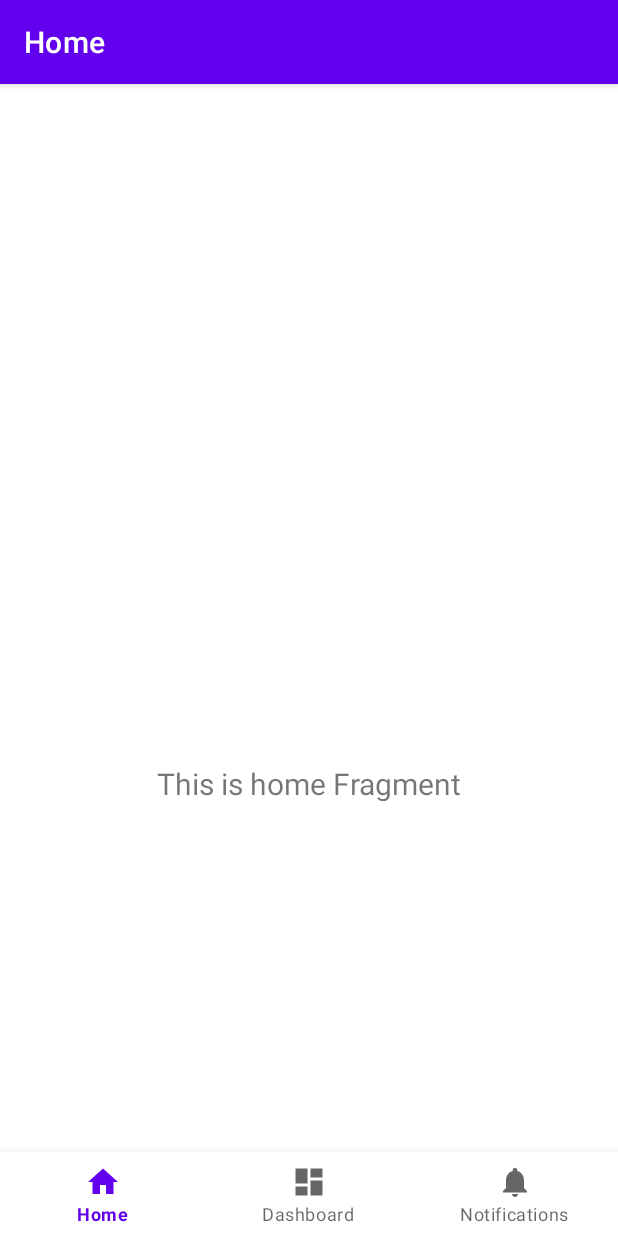
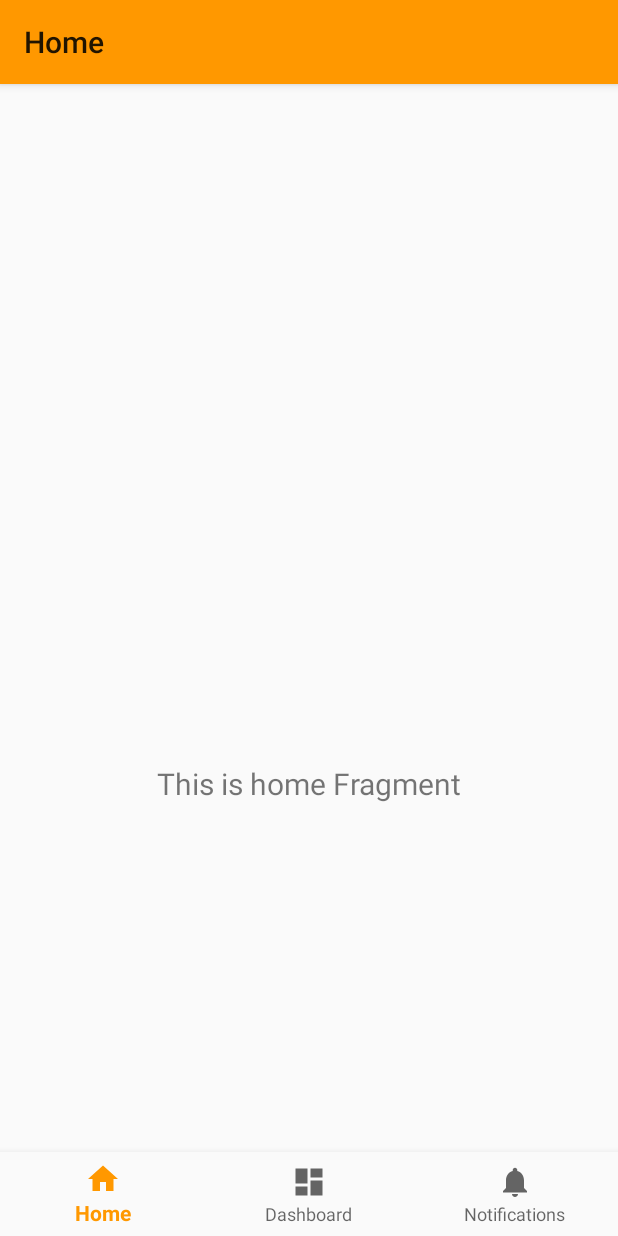
Before and after one commit to evanalif113/Tenki-San, an Android app: the screen it shows after launch (MainActivity), on a phone screen of 412 x 824 dp. Run offline under Robolectric (Android 15) with nearby library versions, the phone set to English and light mode, and no system bars; our stand-ins replace navigation-ui.

Commit message:
Update Themes

```diff
--- a/app/src/main/AndroidManifest.xml
+++ b/app/src/main/AndroidManifest.xml
@@ -18,7 +18,6 @@
             android:label="@string/app_name">
             <intent-filter>
                 <action android:name="android.intent.action.MAIN" />
-
                 <category android:name="android.intent.category.LAUNCHER" />
             </intent-filter>
         </activity>
--- a/app/src/main/res/values/dimens.xml
+++ b/app/src/main/res/values/dimens.xml
@@ -2,4 +2,7 @@
     <!-- Default screen margins, per the Android Design guidelines. -->
     <dimen name="activity_horizontal_margin">16dp</dimen>
     <dimen name="activity_vertical_margin">16dp</dimen>
+    <dimen name="app_bar_height">180dp</dimen>
+    <dimen name="fab_margin">16dp</dimen>
+    <dimen name="text_margin">16dp</dimen>
 </resources>
--- a/app/src/main/res/values/themes.xml
+++ b/app/src/main/res/values/themes.xml
@@ -1,16 +1,22 @@
 <resources xmlns:tools="http://schemas.android.com/tools">
     <!-- Base application theme. -->
-    <style name="Theme.TenkiSan" parent="Theme.MaterialComponents.DayNight.DarkActionBar">
+    <style name="Theme.TenkiSan" parent="Theme.AppCompat.Light">
         <!-- Primary brand color. -->
-        <item name="colorPrimary">@color/purple_500</item>
-        <item name="colorPrimaryVariant">@color/purple_700</item>
-        <item name="colorOnPrimary">@color/white</item>
-        <!-- Secondary brand color. -->
-        <item name="colorSecondary">@color/teal_200</item>
-        <item name="colorSecondaryVariant">@color/teal_700</item>
-        <item name="colorOnSecondary">@color/black</item>
+        <item name="colorPrimary">#FF9800</item>
+        <item name="colorPrimaryVariant">#03A9F4</item>
+        <item name="colorOnPrimary">#4CAF50</item>
         <!-- Status bar color. -->
         <item name="android:statusBarColor">?attr/colorPrimaryVariant</item>
         <!-- Customize your theme here. -->
     </style>
+
+    <style name="Theme.TenkiSan.NoActionBar">
+        <item name="windowActionBar">false</item>
+        <item name="windowNoTitle">true</item>
+    </style>
+
+    <style name="Theme.TenkiSan.AppBarOverlay" parent="ThemeOverlay.AppCompat.Dark.ActionBar" />
+
+    <style name="Theme.TenkiSan.PopupOverlay" parent="ThemeOverlay.AppCompat.Light" />
+
 </resources>
```
Also changed, not shown: app/src/main/res/values/colors.xml (+10 -0 lines).
